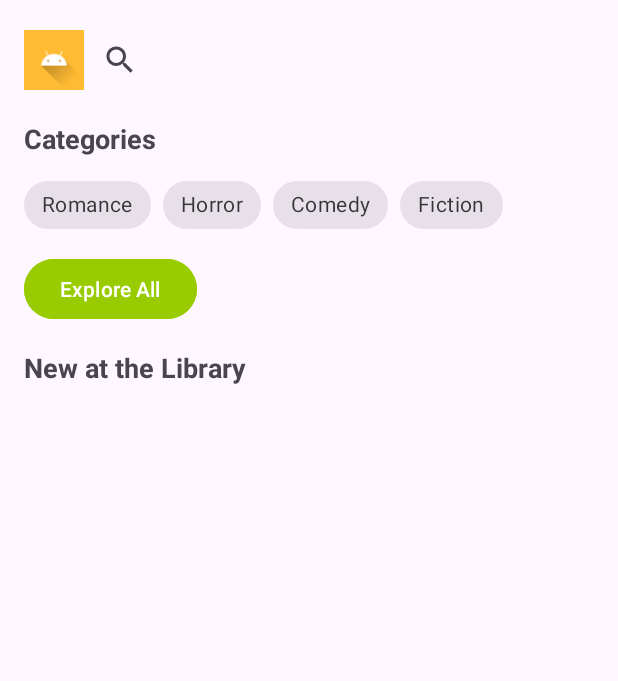
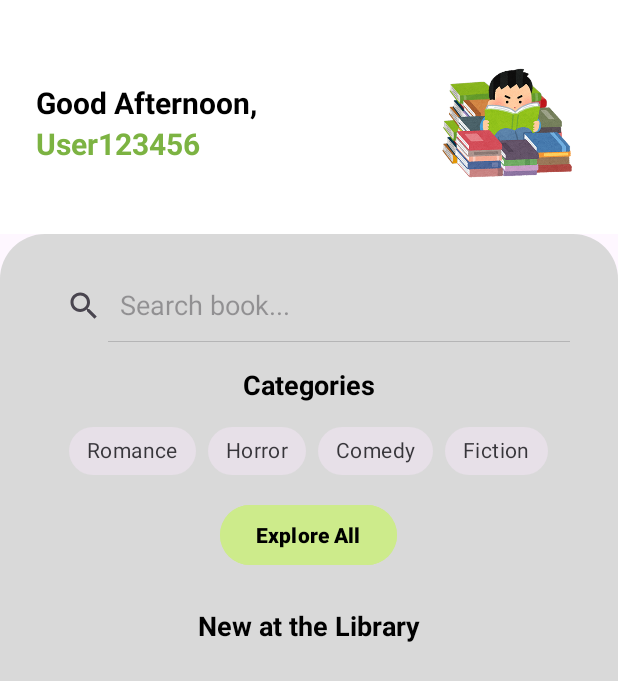
Before and after one commit to surya-tinus/ProjectGroup7, an Android app: the layout fragment_home.xml on its own in the app's theme, with its tools: preview values and no code run, on a phone screen of 412 x 824 dp. Shown: the top 681 px of the screen. Run offline under Robolectric (Android 15) with nearby library versions, the phone set to English and light mode, and no system bars.

Commit message:
Commit 2 - Homepage v2

```diff
--- a/app/src/main/java/com/example/projectgroup7/Book.kt
+++ b/app/src/main/java/com/example/projectgroup7/Book.kt
@@ -3,5 +3,5 @@ package com.example.projectgroup7
 data class Book(
     val title: String,
     val category: String,
-    val coverUrl: String
+    val imageUrl: String
 )
--- /dev/null
+++ b/app/src/main/res/drawable/bg_section.xml
@@ -0,0 +1,7 @@
+<shape xmlns:android="http://schemas.android.com/apk/res/android"
+    android:shape="rectangle">
+    <solid android:color="#D9D9D9"/> <!-- warna abu -->
+    <corners
+        android:topLeftRadius="30dp"
+        android:topRightRadius="30dp" />
+</shape>
--- /dev/null
+++ b/app/src/main/res/drawable/ic_back.xml
@@ -0,0 +1,5 @@
+<vector xmlns:android="http://schemas.android.com/apk/res/android" android:height="24dp" android:tint="#000000" android:viewportHeight="960" android:viewportWidth="960" android:width="24dp">
+
+    <path android:fillColor="@android:color/white" android:pathData="M640,880L240,480L640,80L711,151L382,480L711,809L640,880Z"/>
+
+</vector>
--- /dev/null
+++ b/app/src/main/res/drawable/ic_book.xml
@@ -0,0 +1,5 @@
+<vector xmlns:android="http://schemas.android.com/apk/res/android" android:autoMirrored="true" android:height="24dp" android:tint="#000000" android:viewportHeight="24" android:viewportWidth="24" android:width="24dp">
+
+    <path android:fillColor="@android:color/white" android:pathData="M4,6L2,6v14c0,1.1 0.9,2 2,2h14v-2L4,20L4,6zM20,2L8,2c-1.1,0 -2,0.9 -2,2v12c0,1.1 0.9,2 2,2h12c1.1,0 2,-0.9 2,-2L22,4c0,-1.1 -0.9,-2 -2,-2zM19,11L9,11L9,9h10v2zM15,15L9,15v-2h6v2zM19,7L9,7L9,5h10v2z"/>
+
+</vector>
--- /dev/null
+++ b/app/src/main/res/drawable/ic_home.xml
@@ -0,0 +1,5 @@
+<vector xmlns:android="http://schemas.android.com/apk/res/android" android:height="24dp" android:tint="#000000" android:viewportHeight="24" android:viewportWidth="24" android:width="24dp">
+
+    <path android:fillColor="@android:color/white" android:pathData="M10,20v-6h4v6h5v-8h3L12,3 2,12h3v8z"/>
+
+</vector>
--- a/app/src/main/res/layout/fragment_home.xml
+++ b/app/src/main/res/layout/fragment_home.xml
@@ -2,91 +2,146 @@
     xmlns:app="http://schemas.android.com/apk/res-auto"
     android:layout_width="match_parent"
     android:layout_height="match_parent"
+    android:orientation="vertical">
+
+    <ScrollView
+        android:layout_width="match_parent"
+        android:layout_height="match_parent"
+        android:fillViewport="true">
+
+        <LinearLayout
+            android:layout_width="match_parent"
+            android:layout_height="wrap_content"
             android:orientation="vertical"
-    android:padding="16dp">
+            >
 
-    <!-- Search Section -->
+            <!-- Greeting Section -->
             <LinearLayout
                 android:layout_width="match_parent"
                 android:layout_height="wrap_content"
                 android:orientation="horizontal"
-        android:gravity="center_vertical">
+                android:paddingTop="32dp"
+                android:paddingBottom="24dp"
+                android:paddingStart="24dp"
+                android:paddingEnd="24dp"
+                android:gravity="center_vertical"
+                android:background="@color/white">
+
+                <LinearLayout
+                    android:layout_width="0dp"
+                    android:layout_height="wrap_content"
+                    android:layout_weight="1"
+                    android:orientation="vertical">
+
+                    <TextView
+                        android:id="@+id/tv_greeting"
+                        android:layout_width="wrap_content"
+                        android:layout_height="wrap_content"
+                        android:text="Good Afternoon,"
+                        android:textStyle="bold"
+                        android:textSize="20sp"
+                        android:textColor="@color/black" />
+
+                    <TextView
+                        android:id="@+id/username_greeting"
+                        android:layout_width="wrap_content"
+                        android:layout_height="wrap_content"
+                        android:text="User123456"
+                        android:textStyle="bold"
+                        android:textColor="#7CB342"
+                        android:textSize="20sp" />
+                </LinearLayout>
 
                 <ImageView
-            android:layout_width="40dp"
-            android:layout_height="40dp"
-            android:src="@drawable/ic_launcher_foreground"
-            android:background="@android:color/holo_orange_light" />
+                    android:layout_width="100dp"
+                    android:layout_height="100dp"
+                    android:src="@drawable/library"
+                    android:contentDescription="@string/app_name"
+                    android:layout_marginStart="8dp" />
+            </LinearLayout>
+
+            <!-- Gray Section (Rounded + panjang ke bawah) -->
+            <LinearLayout
+                android:layout_width="match_parent"
+                android:layout_height="match_parent"
+                android:orientation="vertical"
+                android:background="@drawable/bg_section"
+                android:padding="24dp"
+                android:gravity="center_horizontal">
 
                 <SearchView
                     android:id="@+id/search_bar"
-            android:layout_width="0dp"
+                    android:layout_width="match_parent"
                     android:layout_height="wrap_content"
-            android:layout_weight="1"
-            android:queryHint="@string/search_hint" />
-    </LinearLayout>
+                    android:queryHint="Search book..."
+                    android:iconifiedByDefault="false"
+                    android:layout_marginBottom="16dp" />
 
-    <!-- Categories -->
                 <TextView
                     android:layout_width="wrap_content"
                     android:layout_height="wrap_content"
-        android:text="@string/categories"
+                    android:text="Categories"
                     android:textStyle="bold"
                     android:textSize="18sp"
-        android:layout_marginTop="16dp"/>
+                    android:textColor="@color/black" />
 
                 <com.google.android.material.chip.ChipGroup
-        android:id="@+id/chip_group"
-        android:layout_width="match_parent"
+                    android:layout_width="wrap_content"
                     android:layout_height="wrap_content"
+                    android:layout_marginTop="8dp"
                     app:singleSelection="true"
-        android:layout_marginTop="8dp">
+                    android:gravity="center_horizontal">
 
                     <com.google.android.material.chip.Chip
                         android:layout_width="wrap_content"
                         android:layout_height="wrap_content"
-            android:text="@string/romance"
-            style="@style/Widget.MaterialComponents.Chip.Choice"/>
+                        android:text="Romance"
+                        style="@style/Widget.MaterialComponents.Chip.Choice" />
 
                     <com.google.android.material.chip.Chip
                         android:layout_width="wrap_content"
                         android:layout_height="wrap_content"
-            android:text="@string/horror"
-            style="@style/Widget.MaterialComponents.Chip.Choice"/>
+                        android:text="Horror"
+                        style="@style/Widget.MaterialComponents.Chip.Choice" />
 
                     <com.google.android.material.chip.Chip
                         android:layout_width="wrap_content"
                         android:layout_height="wrap_content"
-            android:text="@string/comedy"
-            style="@style/Widget.MaterialComponents.Chip.Choice"/>
+                        android:text="Comedy"
+                        style="@style/Widget.MaterialComponents.Chip.Choice" />
 
                     <com.google.android.material.chip.Chip
                         android:layout_width="wrap_content"
                         android:layout_height="wrap_content"
-            android:text="@string/fiction"
-            style="@style/Widget.MaterialComponents.Chip.Choice"/>
+                        android:text="Fiction"
+                        style="@style/Widget.MaterialComponents.Chip.Choice" />
                 </com.google.android.material.chip.ChipGroup>
 
                 <Button
                     android:id="@+id/btn_explore"
                     android:layout_width="wrap_content"
                     android:layout_height="wrap_content"
-        android:text="@string/explore_all"
-        android:backgroundTint="@android:color/holo_green_light"
-        android:layout_marginTop="8dp"/>
+                    android:text="Explore All"
+                    android:textStyle="bold"
+                    android:textColor="@color/black"
+                    android:layout_marginTop="8dp"
+                    android:backgroundTint="#CDEB8B" />
 
-    <!-- New at the Library -->
                 <TextView
                     android:layout_width="wrap_content"
                     android:layout_height="wrap_content"
-        android:text="@string/new_at_the_library"
+                    android:text="New at the Library"
                     android:textStyle="bold"
                     android:textSize="18sp"
-        android:layout_marginTop="16dp"/>
+                    android:textColor="@color/black"
+                    android:layout_marginTop="24dp" />
 
                 <androidx.recyclerview.widget.RecyclerView
                     android:id="@+id/rv_new_books"
                     android:layout_width="match_parent"
                     android:layout_height="wrap_content"
-        android:layout_marginTop="8dp"/>
+                    android:layout_marginTop="8dp" />
             </LinearLayout>
+        </LinearLayout>
+    </ScrollView>
+</LinearLayout>
--- a/app/src/main/res/values/strings.xml
+++ b/app/src/main/res/values/strings.xml
@@ -9,4 +9,5 @@
     <string name="comedy">Comedy</string>
     <string name="fiction">Fiction</string>
     <string name="search_hint">Search book…</string>
+    <string name="back_button">Back</string>
 </resources>
```
Also changed, not shown: app/src/main/java/com/example/projectgroup7/BookAdapter.kt (+14 -11 lines), app/src/main/java/com/example/projectgroup7/BookDetailFragment.kt (added, +33 -0 lines), app/src/main/java/com/example/projectgroup7/HomeFragment.kt (+37 -12 lines), app/src/main/java/com/example/projectgroup7/MainActivity.kt (+25 -10 lines), app/src/main/java/com/example/projectgroup7/SearchFragment.kt (added, +59 -0 lines), app/src/main/res/layout/fragment_book_detail.xml (added, +44 -0 lines), app/src/main/res/layout/fragment_search.xml (added, +14 -0 lines), app/src/main/res/navigation/nav_graph.xml (+16 -4 lines), app/src/main/res/drawable/library.png (added). Lines whose indentation alone changed are shown as unchanged.
